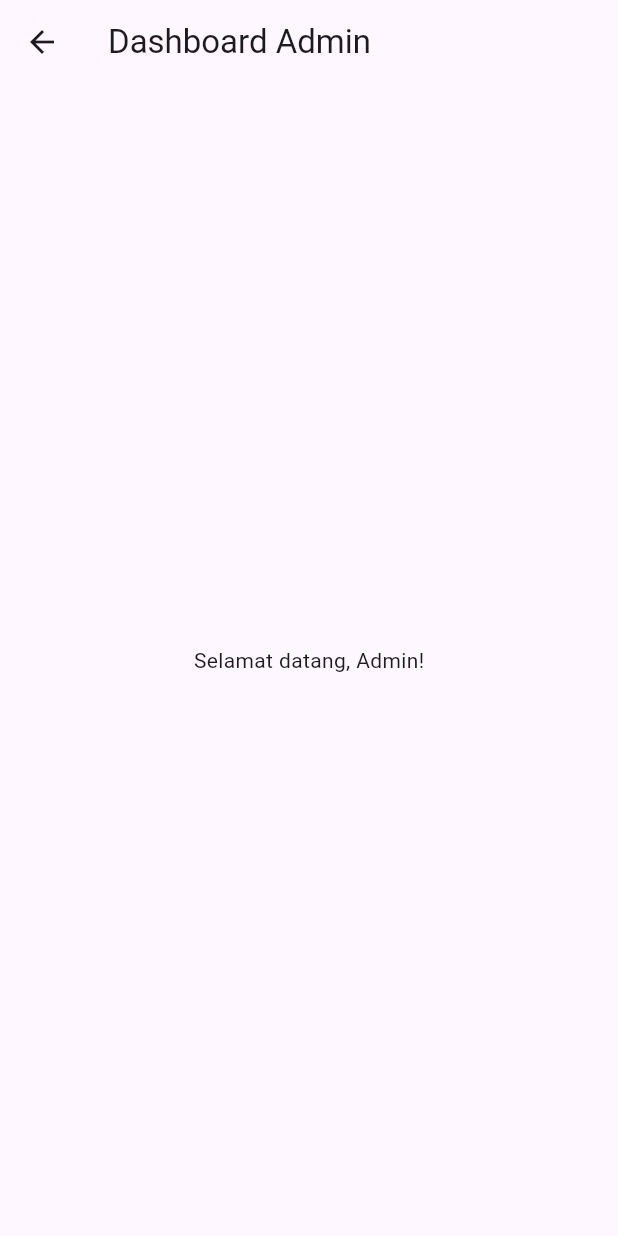
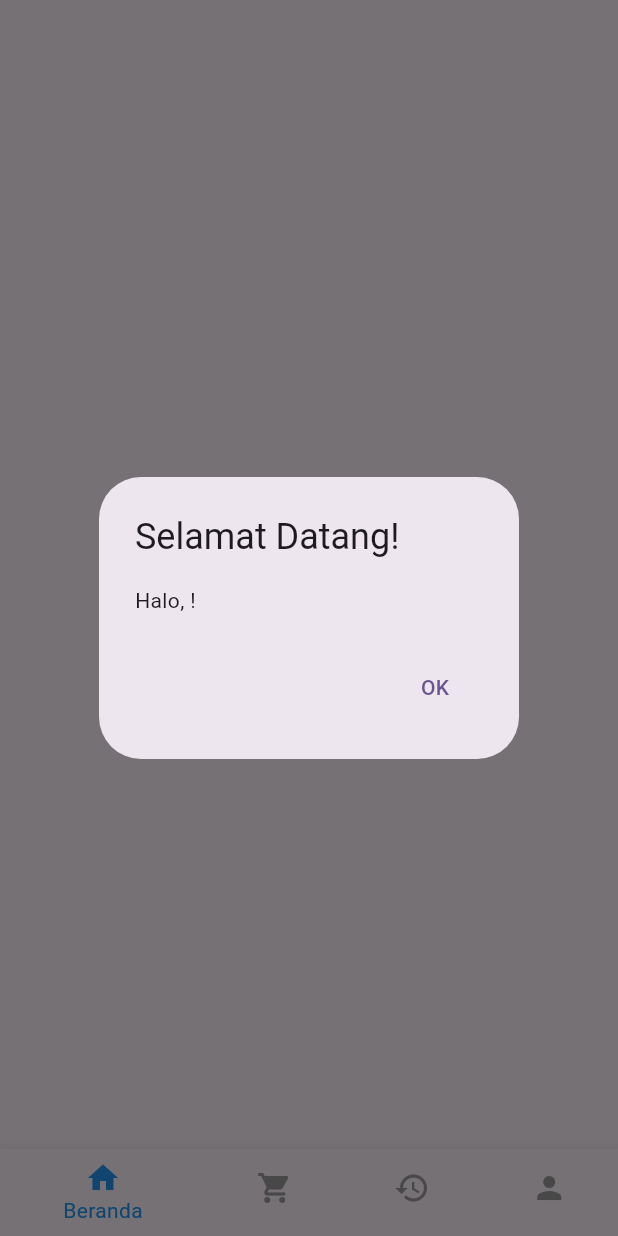
Before and after one commit to SafinatunNaja29/0184_LoccoFlorist, a Flutter app: the AdminHomeScreen screen opened directly, on a phone screen of 412 x 824 dp. Run offline on Flutter 3.47's test engine with Material 3 defaults, Android fonts, the light colour scheme and no system bars; our stand-ins replace bloc, dartz, dropdown_button2, flutter_bloc, flutter_secure_storage; accounts and stored records are empty; statements that could not run were skipped.

Commit message:
menampilkan pesan sambutan dan navigasi bottom untuk admin

```diff
--- a/lib/presentation/admin/admin_home_screen.dart
+++ b/lib/presentation/admin/admin_home_screen.dart
@@ -1,17 +1,106 @@
 import 'package:flutter/material.dart';
+import 'package:flutter_secure_storage/flutter_secure_storage.dart';
+import 'package:loccoproject/presentation/auth/bloc/produk_screen.dart';
 
-class AdminHomeScreen extends StatelessWidget {
+class AdminHomeScreen extends StatefulWidget {
   const AdminHomeScreen({super.key});
+
+  @override
+  State<AdminHomeScreen> createState() => _AdminHomeScreenState();
+}
+
+class _AdminHomeScreenState extends State<AdminHomeScreen> {
+  final storage = const FlutterSecureStorage();
+  String namaUser = '';
+  int _selectedIndex = 0;
+
+  final List<Widget> _pages = const [
+    HomeDashboard(),
+    ProdukScreen(),
+    Center(child: Text("Riwayat")),
+    Center(child: Text("Profil")),
+  ];
+
+  @override
+  void initState() {
+    super.initState();
+    _loadUserName();
+    WidgetsBinding.instance.addPostFrameCallback((_) {
+      _showWelcomeDialog();
+    });
+  }
+
+  Future<void> _loadUserName() async {
+    final name = await storage.read(key: "userName");
+    setState(() {
+      namaUser = name ?? "Admin";
+    });
+  }
+
+  void _showWelcomeDialog() {
+    showDialog(
+      context: context,
+      builder: (_) => AlertDialog(
+        title: const Text('Selamat Datang!'),
+        content: Text('Halo, $namaUser!'),
+        actions: [
+          TextButton(
+            onPressed: () => Navigator.of(context).pop(),
+            child: const Text('OK'),
+          ),
+        ],
+      ),
+    );
+  }
+
+  void _onItemTapped(int index) {
+    setState(() {
+      _selectedIndex = index;
+    });
+  }
 
   @override
   Widget build(BuildContext context) {
     return Scaffold(
-      appBar: AppBar(
-        title: const Text('Dashboard Admin'),
-      ),
-      body: const Center(
-        child: Text('Selamat datang, Admin!'),
+      body: _pages[_selectedIndex],
+      bottomNavigationBar: BottomNavigationBar(
+        currentIndex: _selectedIndex,
+        onTap: _onItemTapped,
+        selectedItemColor: Colors.blue,
+        unselectedItemColor: Colors.grey,
+        items: const [
+          BottomNavigationBarItem(
+            icon: Icon(Icons.home),
+            label: 'Beranda',
+          ),
+          BottomNavigationBarItem(
+            icon: Icon(Icons.shopping_cart),
+            label: 'Produk',
+          ),
+          BottomNavigationBarItem(
+            icon: Icon(Icons.history),
+            label: 'Riwayat',
+          ),
+          BottomNavigationBarItem(
+            icon: Icon(Icons.person),
+            label: 'Profil',
+          ),
+        ],
       ),
     );
   }
 }
+
+class HomeDashboard extends StatelessWidget {
+  const HomeDashboard({super.key});
+
+  @override
+  Widget build(BuildContext context) {
+    return const Center(
+      child: Text(
+        'Dashboard Admin Utama',
+        style: TextStyle(fontSize: 20),
+      ),
+    );
+  }
+}
```
